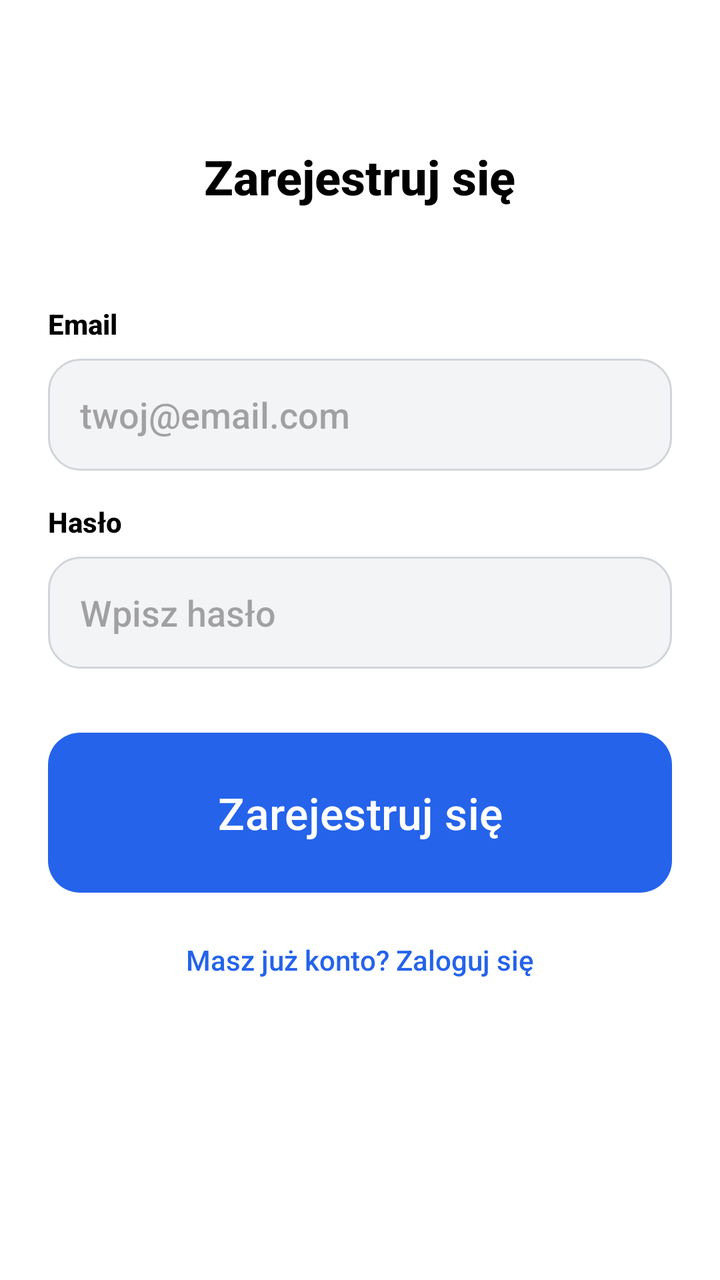
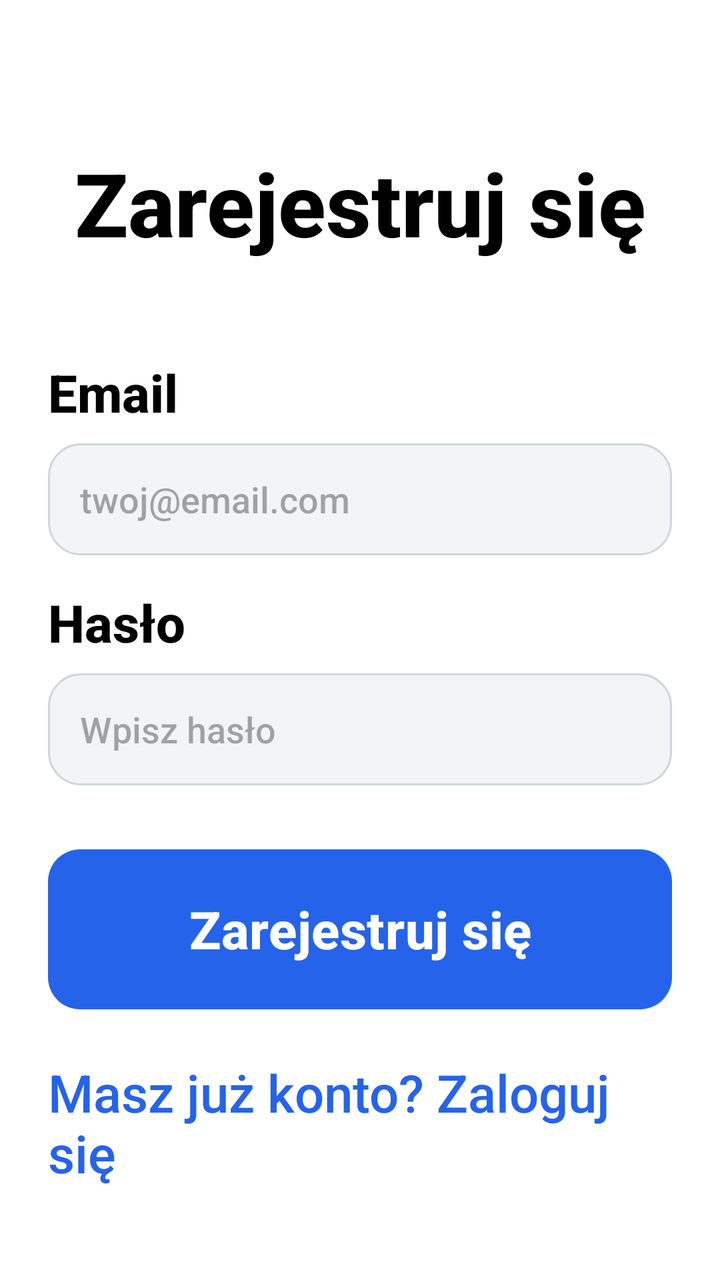

The first picture is an Android layout as it rendered before a commit; the second is the same layout after the commit. The layout source and the unified diff follow.
<!-- AndroidManifest.xml: application theme Theme.Fitnessapp -->
<!-- res/layout/activity_register.xml -->
<?xml version="1.0" encoding="utf-8"?>
<androidx.constraintlayout.widget.ConstraintLayout xmlns:android="http://schemas.android.com/apk/res/android"
    xmlns:app="http://schemas.android.com/apk/res-auto"
    android:layout_width="match_parent"
    android:layout_height="match_parent"
    android:background="@color/white"
    android:padding="24dp">

    <TextView
        android:id="@+id/register_title"
        android:layout_width="wrap_content"
        android:layout_height="wrap_content"
        android:layout_marginTop="48dp"
        android:text="@string/register_btn"
        android:textColor="@color/black"
        android:textSize="24sp"
        android:textStyle="bold"
        app:layout_constraintEnd_toEndOf="parent"
        app:layout_constraintStart_toStartOf="parent"
        app:layout_constraintTop_toTopOf="parent" />

    <TextView
        android:id="@+id/label_email"
        android:layout_width="wrap_content"
        android:layout_height="wrap_content"
        android:layout_marginTop="48dp"
        android:text="@string/email"
        android:textColor="@color/black"
        android:textStyle="bold"
        app:layout_constraintStart_toStartOf="parent"
        app:layout_constraintTop_toBottomOf="@id/register_title" />

    <EditText
        android:id="@+id/et_email"
        android:layout_width="match_parent"
        android:layout_height="56dp"
        android:layout_marginTop="8dp"
        android:background="@drawable/bg_input_field"
        android:hint="@string/email_hint"
        android:inputType="textEmailAddress"
        android:paddingHorizontal="16dp"
        app:layout_constraintTop_toBottomOf="@id/label_email" />

    <TextView
        android:id="@+id/label_password"
        android:layout_width="wrap_content"
        android:layout_height="wrap_content"
        android:layout_marginTop="16dp"
        android:text="@string/password"
        android:textColor="@color/black"
        android:textStyle="bold"
        app:layout_constraintStart_toStartOf="parent"
        app:layout_constraintTop_toBottomOf="@id/et_email" />

    <EditText
        android:id="@+id/et_password"
        android:layout_width="match_parent"
        android:layout_height="56dp"
        android:layout_marginTop="8dp"
        android:background="@drawable/bg_input_field"
        android:hint="@string/password_hint"
        android:inputType="textPassword"
        android:paddingHorizontal="16dp"
        app:layout_constraintTop_toBottomOf="@id/label_password" />

    <Button
        android:id="@+id/btn_do_register"
        android:layout_width="match_parent"
        android:layout_height="80dp"
        android:layout_marginTop="32dp"
        android:background="@drawable/bg_button_primary"
        android:text="@string/register_btn"
        android:textAllCaps="false"
        android:textColor="@color/white"
        android:textSize="22sp"
        app:backgroundTint="@null"
        app:layout_constraintTop_toBottomOf="@id/et_password" />

    <TextView
        android:id="@+id/tv_back_to_login"
        android:layout_width="wrap_content"
        android:layout_height="wrap_content"
        android:layout_marginTop="24dp"
        android:text="Masz już konto? Zaloguj się"
        android:textColor="@color/blue_primary"
        app:layout_constraintEnd_toEndOf="parent"
        app:layout_constraintStart_toStartOf="parent"
        app:layout_constraintTop_toBottomOf="@id/btn_do_register" />

</androidx.constraintlayout.widget.ConstraintLayout>
<!-- resources referenced by this layout -->
<resources>
  <color name="black">#FF000000</color>
  <color name="blue_primary">#2563EB</color>
  <color name="white">#FFFFFFFF</color>
  <!-- drawable bg_button_primary (drawable) -->
  <shape xmlns:android="http://schemas.android.com/apk/res/android"
      android:shape="rectangle">
      <solid android:color="@color/blue_primary" />
      <corners android:radius="16dp" />
  </shape>
  <!-- drawable bg_input_field (drawable) -->
  <shape xmlns:android="http://schemas.android.com/apk/res/android"
      android:shape="rectangle">
      <solid android:color="@color/light_gray_bg" />
      <stroke android:width="1dp" android:color="@color/gray_dot" />
      <corners android:radius="16dp" />
  </shape>
  <string name="email">Email</string>
  <string name="email_hint">twoj@email.com</string>
  <string name="password">Hasło</string>
  <string name="password_hint">Wpisz hasło</string>
  <string name="register_btn">Zarejestruj się</string>
  <style name="Theme.Fitnessapp" parent="Base.Theme.Fitnessapp" />
  <color name="light_gray_bg">#F3F4F6</color>
  <color name="gray_dot">#D1D5DB</color>
  <style name="Base.Theme.Fitnessapp" parent="Theme.Material3.Light.NoActionBar">
          
          <item name="android:fontFamily">sans-serif-medium</item>
          <item name="android:textAllCaps">false</item>
          <item name="android:textColor">#0F172A</item>
          <item name="android:windowBackground">#F8FAFC</item>
      </style>
</resources>

<!-- the commit's change to res/layout/activity_register.xml (unified diff, before → after) -->
@@ -13,7 +13,7 @@
         android:layout_marginTop="48dp"
         android:text="@string/register_btn"
         android:textColor="@color/black"
-        android:textSize="24sp"
+        android:textSize="44sp"
         android:textStyle="bold"
         app:layout_constraintEnd_toEndOf="parent"
         app:layout_constraintStart_toStartOf="parent"
@@ -26,6 +26,7 @@
         android:layout_marginTop="48dp"
         android:text="@string/email"
         android:textColor="@color/black"
+        android:textSize="26sp"
         android:textStyle="bold"
         app:layout_constraintStart_toStartOf="parent"
         app:layout_constraintTop_toBottomOf="@id/register_title" />
@@ -48,6 +49,7 @@
         android:layout_marginTop="16dp"
         android:text="@string/password"
         android:textColor="@color/black"
+        android:textSize="26sp"
         android:textStyle="bold"
         app:layout_constraintStart_toStartOf="parent"
         app:layout_constraintTop_toBottomOf="@id/et_email" />
@@ -72,7 +74,8 @@
         android:text="@string/register_btn"
         android:textAllCaps="false"
         android:textColor="@color/white"
-        android:textSize="22sp"
+        android:textSize="26sp"
+        android:textStyle="bold"
         app:backgroundTint="@null"
         app:layout_constraintTop_toBottomOf="@id/et_password" />
 
@@ -83,6 +86,7 @@
         android:layout_marginTop="24dp"
         android:text="Masz już konto? Zaloguj się"
         android:textColor="@color/blue_primary"
+        android:textSize="26sp"
         app:layout_constraintEnd_toEndOf="parent"
         app:layout_constraintStart_toStartOf="parent"
         app:layout_constraintTop_toBottomOf="@id/btn_do_register" />
